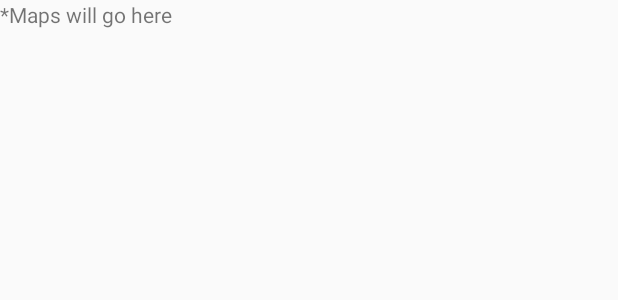
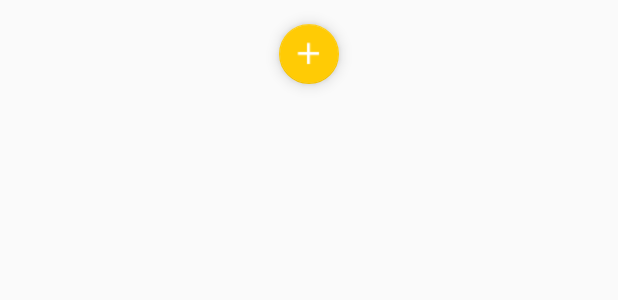
Before and after one commit to earthdayflint/EarthMatters, an Android app: the layout tab_maps.xml on its own in the app's theme, with its tools: preview values and no code run, on a phone screen of 412 x 824 dp. Shown: the top 300 px of the screen. Run offline under Robolectric (Android 15) with nearby library versions, the phone set to English and light mode, and no system bars.

```diff
--- a/app/src/main/AndroidManifest.xml
+++ b/app/src/main/AndroidManifest.xml
@@ -46,6 +46,7 @@
         <activity android:name=".ux.CreateEventActivity" />
         <activity android:name=".ux.AddBoothActivity" />
         <activity android:name=".ux.AddSubEventActivity" />
+        <activity android:name=".ux.AddMapActivity"/>
         <activity android:name=".ux.PreferencesActivity">
 
             <meta-data
--- a/app/src/main/res/layout/tab_maps.xml
+++ b/app/src/main/res/layout/tab_maps.xml
@@ -1,11 +1,28 @@
 <?xml version="1.0" encoding="utf-8"?>
-<LinearLayout xmlns:android="http://schemas.android.com/apk/res/android"
-    android:orientation="vertical" android:layout_width="match_parent"
+<android.support.v4.widget.NestedScrollView xmlns:android="http://schemas.android.com/apk/res/android"
+    xmlns:app="http://schemas.android.com/apk/res-auto"
+    android:orientation="vertical"
+    android:layout_width="match_parent"
     android:layout_height="match_parent">
 
-    <TextView
-        android:text="*Maps will go here"
+
+    <LinearLayout
         android:layout_width="match_parent"
         android:layout_height="wrap_content"
-        android:id="@+id/mapText" />
-</LinearLayout>
+        android:orientation="vertical">
+
+        <android.support.design.widget.FloatingActionButton
+            android:id="@+id/fabMap"
+            android:layout_width="wrap_content"
+            android:layout_height="wrap_content"
+            android:layout_gravity="bottom|center_vertical|center_horizontal"
+            android:layout_margin="@dimen/fab_margin"
+            android:src="@drawable/ic_add_white_18dp"
+            app:srcCompat="@android:drawable/ic_dialog_email"
+            app:fabSize="mini"
+            android:paddingTop="36dp" />
+
+
+    </LinearLayout>
+
+</android.support.v4.widget.NestedScrollView>
--- a/app/src/main/res/values/strings.xml
+++ b/app/src/main/res/values/strings.xml
@@ -246,4 +246,6 @@
     <string name="enter_sub_event_description">Enter Sub Event Description</string>
     <string name="add_sub_event">Add Sub Event</string>
     <string name="add_sub_event_header">Add Sub Event</string>
+    <string name="add_map">Add Map</string>
+    <string name="select_map">Select Map</string>
 </resources>
--- a/build.gradle
+++ b/build.gradle
@@ -5,7 +5,7 @@ buildscript {
         jcenter()
     }
     dependencies {
-        classpath 'com.android.tools.build:gradle:2.2.3'
+        classpath 'com.android.tools.build:gradle:2.3.0'
         classpath 'com.google.gms:google-services:3.0.0'
 
         // NOTE: Do not place your application dependencies here; they belong
```
Also changed, not shown: app/src/main/java/com/umflint/csc/earthmattersv2/ux/AddMapActivity.java (added, +108 -0 lines), app/src/main/java/com/umflint/csc/earthmattersv2/ux/ExpandedCardActivity.java (+18 -0 lines), app/src/main/res/layout/activity_add_map.xml (added, +40 -0 lines), gradle/wrapper/gradle-wrapper.properties, 2 other files.
